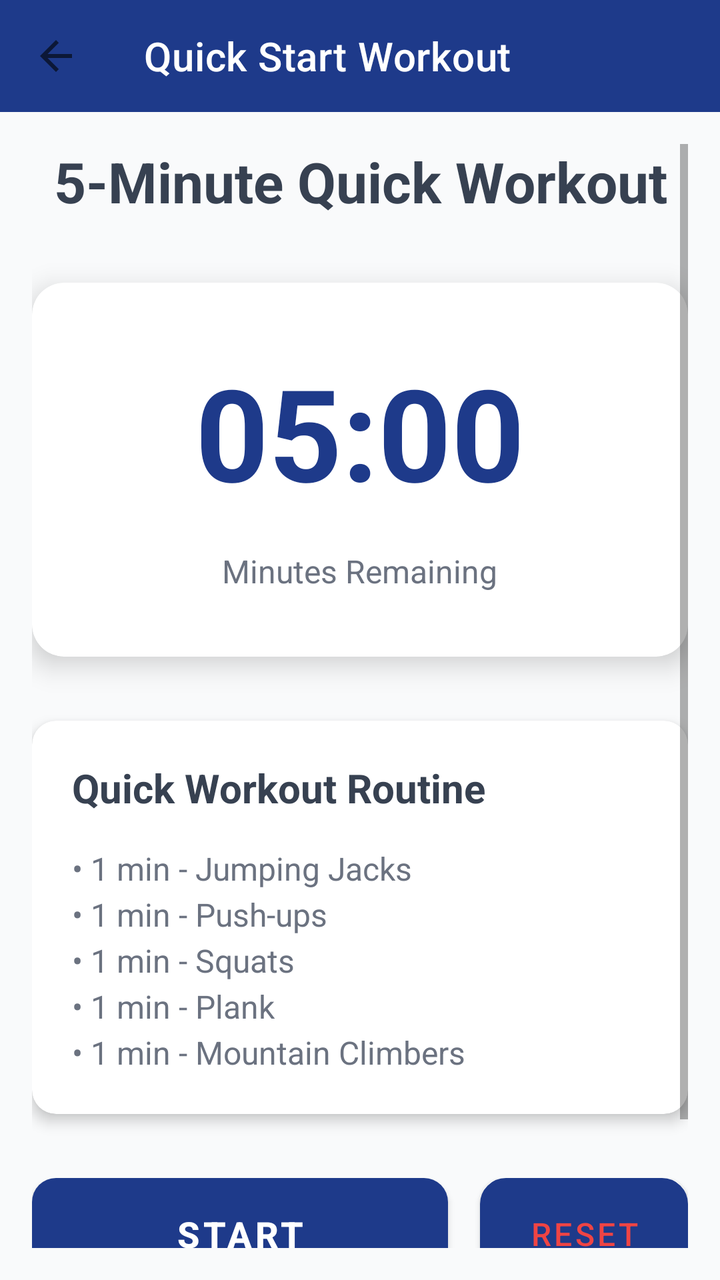
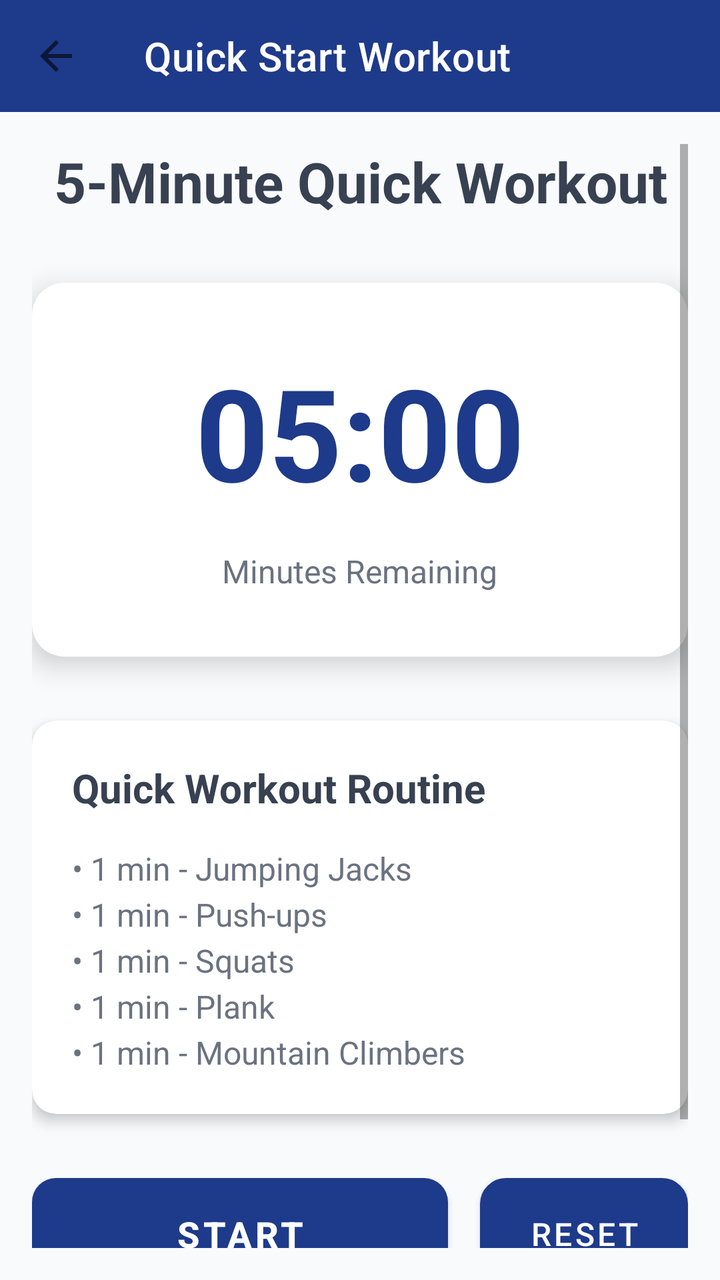

Before-and-after screenshots of an Android layout around one commit, followed by the original layout XML and the change that was made.
<!-- AndroidManifest.xml: activity theme Theme.FitTrack -->
<!-- res/layout/activity_quick_start.xml -->
<?xml version="1.0" encoding="utf-8"?>
<LinearLayout xmlns:android="http://schemas.android.com/apk/res/android"
    xmlns:app="http://schemas.android.com/apk/res-auto"
    android:layout_width="match_parent"
    android:layout_height="match_parent"
    android:orientation="vertical"
    android:background="@color/secondary_light_gray">

    <androidx.appcompat.widget.Toolbar
        android:id="@+id/toolbar"
        android:layout_width="match_parent"
        android:layout_height="?attr/actionBarSize"
        android:background="@color/primary_blue"
        app:title="Quick Start Workout"
        app:titleTextColor="@color/white"
        app:navigationIcon="?attr/homeAsUpIndicator"
        app:navigationIconTint="@color/white" />

    <ScrollView
        android:layout_width="match_parent"
        android:layout_height="match_parent"
        android:padding="16dp">

        <LinearLayout
            android:layout_width="match_parent"
            android:layout_height="wrap_content"
            android:orientation="vertical"
            android:gravity="center">

            <TextView
                android:layout_width="wrap_content"
                android:layout_height="wrap_content"
                android:text="5-Minute Quick Workout"
                android:textSize="28sp"
                android:textStyle="bold"
                android:textColor="@color/secondary_dark_gray"
                android:layout_marginBottom="32dp"
                android:gravity="center" />

            
            <androidx.cardview.widget.CardView
                android:layout_width="match_parent"
                android:layout_height="wrap_content"
                android:layout_marginBottom="32dp"
                app:cardCornerRadius="16dp"
                app:cardElevation="8dp">

                <LinearLayout
                    android:layout_width="match_parent"
                    android:layout_height="wrap_content"
                    android:orientation="vertical"
                    android:padding="32dp"
                    android:gravity="center">

                    <TextView
                        android:id="@+id/timerText"
                        android:layout_width="wrap_content"
                        android:layout_height="wrap_content"
                        android:text="05:00"
                        android:textSize="64sp"
                        android:textStyle="bold"
                        android:textColor="@color/primary_blue"
                        android:layout_marginBottom="16dp" />

                    <TextView
                        android:layout_width="wrap_content"
                        android:layout_height="wrap_content"
                        android:text="Minutes Remaining"
                        android:textSize="16sp"
                        android:textColor="@color/secondary_gray" />

                </LinearLayout>

            </androidx.cardview.widget.CardView>

            
            <androidx.cardview.widget.CardView
                android:layout_width="match_parent"
                android:layout_height="wrap_content"
                android:layout_marginBottom="32dp"
                app:cardCornerRadius="12dp"
                app:cardElevation="4dp">

                <LinearLayout
                    android:layout_width="match_parent"
                    android:layout_height="wrap_content"
                    android:orientation="vertical"
                    android:padding="20dp">

                    <TextView
                        android:layout_width="wrap_content"
                        android:layout_height="wrap_content"
                        android:text="Quick Workout Routine"
                        android:textSize="20sp"
                        android:textStyle="bold"
                        android:textColor="@color/secondary_dark_gray"
                        android:layout_marginBottom="16dp" />

                    <TextView
                        android:layout_width="wrap_content"
                        android:layout_height="wrap_content"
                        android:text="• 1 min - Jumping Jacks\n• 1 min - Push-ups\n• 1 min - Squats\n• 1 min - Plank\n• 1 min - Mountain Climbers"
                        android:textSize="16sp"
                        android:textColor="@color/secondary_gray"
                        android:lineSpacingExtra="4dp" />

                </LinearLayout>

            </androidx.cardview.widget.CardView>

            
            <LinearLayout
                android:layout_width="match_parent"
                android:layout_height="wrap_content"
                android:orientation="horizontal"
                android:gravity="center"
                android:layout_marginBottom="16dp">

                <Button
                    android:id="@+id/btnStartStop"
                    android:layout_width="0dp"
                    android:layout_height="56dp"
                    android:layout_weight="2"
                    android:layout_marginEnd="8dp"
                    android:text="Start"
                    android:textColor="@color/white"
                    android:textSize="18sp"
                    android:textStyle="bold"
                    android:background="@drawable/button_primary_bg" />

                <Button
                    android:id="@+id/btnReset"
                    android:layout_width="0dp"
                    android:layout_height="56dp"
                    android:layout_weight="1"
                    android:layout_marginStart="8dp"
                    android:text="Reset"
                    android:textColor="@color/accent_red"
                    android:textSize="16sp"
                    android:background="@drawable/button_secondary_bg" />

            </LinearLayout>

            
            <androidx.cardview.widget.CardView
                android:layout_width="match_parent"
                android:layout_height="wrap_content"
                app:cardCornerRadius="8dp"
                app:cardElevation="2dp">

                <LinearLayout
                    android:layout_width="match_parent"
                    android:layout_height="wrap_content"
                    android:orientation="horizontal"
                    android:padding="16dp"
                    android:gravity="center_vertical">

                    <ImageView
                        android:layout_width="24dp"
                        android:layout_height="24dp"
                        android:src="@drawable/ic_workout"
                        android:layout_marginEnd="12dp" />

                    <TextView
                        android:layout_width="0dp"
                        android:layout_height="wrap_content"
                        android:layout_weight="1"
                        android:text="Ready to start your quick workout!"
                        android:textSize="14sp"
                        android:textColor="@color/secondary_gray" />

                    <TextView
                        android:layout_width="wrap_content"
                        android:layout_height="wrap_content"
                        android:text="5 min"
                        android:textSize="14sp"
                        android:textStyle="bold"
                        android:textColor="@color/primary_blue" />

                </LinearLayout>

            </androidx.cardview.widget.CardView>

        </LinearLayout>

    </ScrollView>

</LinearLayout>
<!-- resources referenced by this layout -->
<resources>
  <color name="accent_red">#EF4444</color>
  <color name="primary_blue">#1E3A8A</color>
  <color name="secondary_dark_gray">#374151</color>
  <color name="secondary_gray">#6B7280</color>
  <color name="secondary_light_gray">#F9FAFB</color>
  <color name="white">#FFFFFF</color>
  <!-- drawable button_primary_bg (drawable) -->
  <?xml version="1.0" encoding="utf-8"?>
  <shape xmlns:android="http://schemas.android.com/apk/res/android"
      android:shape="rectangle">
      <solid android:color="@color/primary_blue" />
      <corners android:radius="12dp" />
  </shape>
  <!-- drawable button_secondary_bg (drawable) -->
  <?xml version="1.0" encoding="utf-8"?>
  <shape xmlns:android="http://schemas.android.com/apk/res/android"
      android:shape="rectangle">
      <stroke android:width="2dp" android:color="@color/primary_blue" />
      <solid android:color="@color/white" />
      <corners android:radius="12dp" />
  </shape>
  <!-- drawable ic_workout (drawable) -->
  <vector xmlns:android="http://schemas.android.com/apk/res/android"
      android:width="24dp"
      android:height="24dp"
      android:viewportWidth="24"
      android:viewportHeight="24"
      android:tint="@color/primary_blue">
      <path
          android:fillColor="@android:color/white"
          android:pathData="M20.57,14.86L22,13.43 20.57,12 17,15.57 8.43,7 12,3.43 10.57,2 9.14,3.43 7.71,2 5.57,4.14 4.14,2.71 2.71,4.14l1.43,1.43L2,7.71l1.43,1.43L2,10.57L3.43,12L7,8.43L15.57,17L12,20.57L13.43,22l1.43,-1.43L16.29,22l2.14,-2.14L19.86,21.29l1.43,-1.43l-1.43,-1.43L22,16.29l-1.43,-1.43z"/>
  </vector>
  <style name="Theme.FitTrack" parent="Theme.MaterialComponents.DayNight.NoActionBar">
          
          <item name="colorPrimary">@color/primary_blue</item>
          <item name="colorPrimaryVariant">@color/primary_blue</item>
          <item name="colorOnPrimary">@color/white</item>
          
          <item name="colorSecondary">@color/accent_green</item>
          <item name="colorSecondaryVariant">@color/accent_green</item>
          <item name="colorOnSecondary">@color/secondary_dark_gray</item>
          
          <item name="android:statusBarColor">?attr/colorPrimaryVariant</item>
          
      </style>
  <color name="accent_green">#10B981</color>
</resources>

<!-- the commit's change to res/layout/activity_quick_start.xml (unified diff, before → after) -->
@@ -135,7 +135,7 @@
                     android:layout_weight="1"
                     android:layout_marginStart="8dp"
                     android:text="Reset"
-                    android:textColor="@color/accent_red"
+                    android:textColor="@color/white"
                     android:textSize="16sp"
                     android:background="@drawable/button_secondary_bg" />
 
<!-- resource entries referenced after the edit -->
@@ -1,6 +1,5 @@
 <!-- resources referenced by this layout -->
 <resources>
-  <color name="accent_red">#EF4444</color>
   <color name="primary_blue">#1E3A8A</color>
   <color name="secondary_dark_gray">#374151</color>
   <color name="secondary_gray">#6B7280</color>
